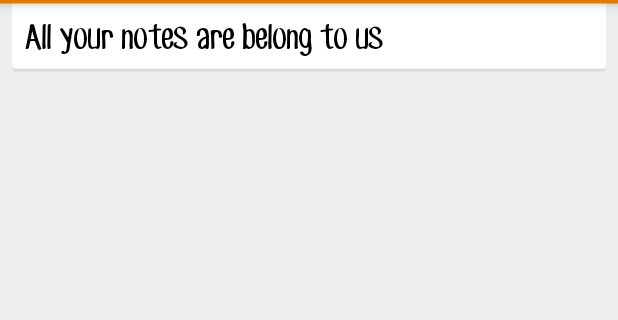
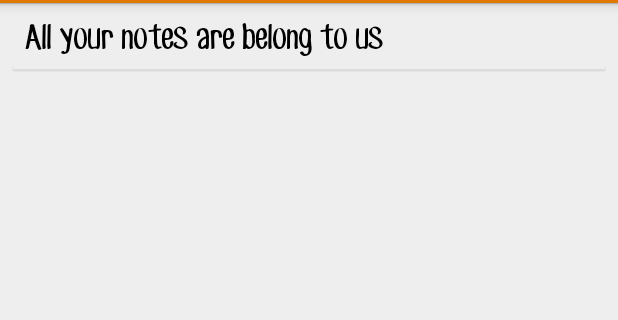
Before and after one commit to lecoselol/ClumsyNinja, an Android app: the layout senor_cardo.xml on its own in the app's theme, with its tools: preview values and no code run, on a phone screen of 412 x 824 dp, the part 69-389 px from its top. Run offline under Robolectric (Android 15) with nearby library versions, the phone set to English and light mode, and no system bars.

Commit message:
Faccio cose vedo gente

```diff
--- a/ClumsyNinjaApp/src/main/res/layout/senor_cardo.xml
+++ b/ClumsyNinjaApp/src/main/res/layout/senor_cardo.xml
@@ -17,9 +17,9 @@
             android:background="@drawable/card_shadow">
 
         <FrameLayout
+                android:id="@+id/senhor_background"
                 android:layout_width="match_parent"
                 android:layout_height="wrap_content"
-                android:background="@android:color/white"
                 android:foreground="@drawable/card_mask"
                 android:padding="8dp">
 
```
Also changed, not shown: ClumsyNinjaApp/src/main/java/lecoselol/clumsyninja/NoteListFragment.java (+5 -2 lines).
